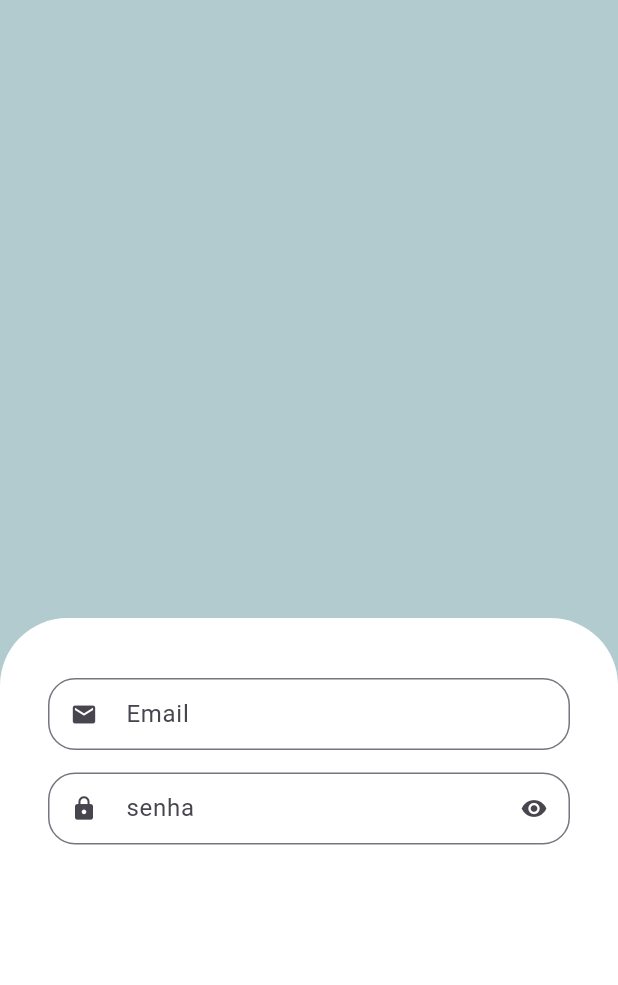
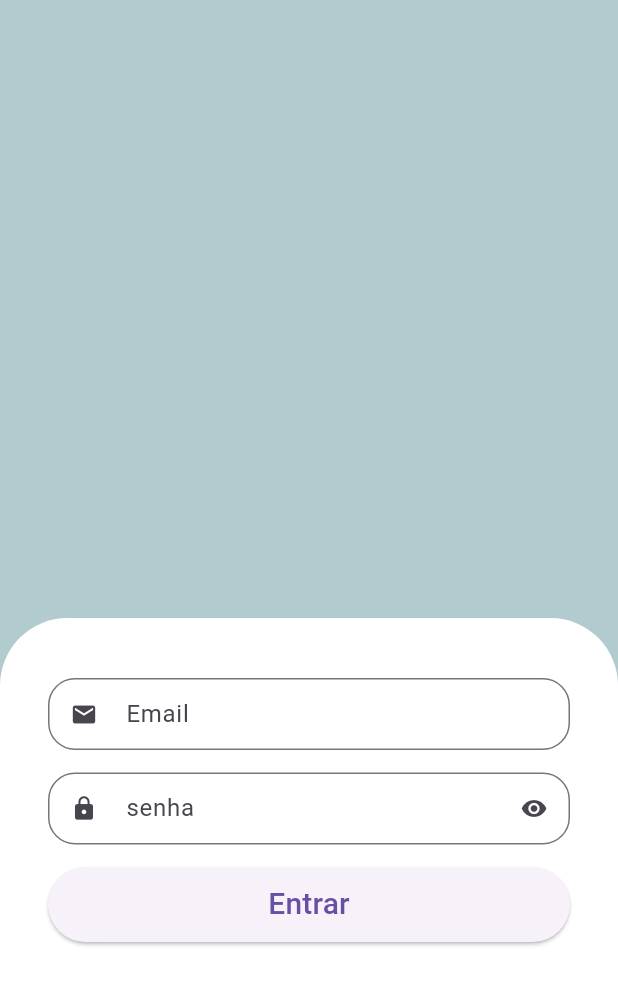
Before and after one commit to kaiky-botelho/nextbook, a Flutter app: the screen it shows after launch, on a phone screen of 412 x 824 dp. Shown: the top 985 px of the screen. Run offline on Flutter 3.47's test engine with Material 3 defaults, Android fonts, the phone set to English and light mode, and no system bars.

Commit message:
Botao_entrar

```diff
--- a/lib/src/auth/Sign_In_Screen.dart
+++ b/lib/src/auth/Sign_In_Screen.dart
@@ -15,10 +15,10 @@ class SignInScreen extends StatelessWidget {
           ),
           Expanded(
             child: Container(
-              padding: const EdgeInsets.symmetric(
-                horizontal: 32,
-                vertical: 40,
-              ),
+                padding: const EdgeInsets.symmetric(
+                  horizontal: 32,
+                  vertical: 40,
+                ),
                 decoration: const BoxDecoration(
                   color: Colors.white,
                   borderRadius: BorderRadius.vertical(
@@ -26,17 +26,26 @@ class SignInScreen extends StatelessWidget {
                   ),
                 ),
                 child: Column(
+                  crossAxisAlignment: CrossAxisAlignment.stretch,
                   children: [
                     //Email
-                    CustomTextField(
+                    const CustomTextField(
                       icon: Icons.email,
                       label: "Email",
                     ),
                     //Senha
-                    CustomTextField(
+                    const CustomTextField(
                       icon: Icons.lock,
                       label: "senha",
                       isSecret: true,
+                    ),
+
+                    SizedBox(
+                      height: 50,
+                      child: ElevatedButton(
+                        onPressed: () {},
+                        child: const Text('Entrar', style: TextStyle(fontSize: 20),),
+                      ),
                     ),
                   ],
                 )),
```
